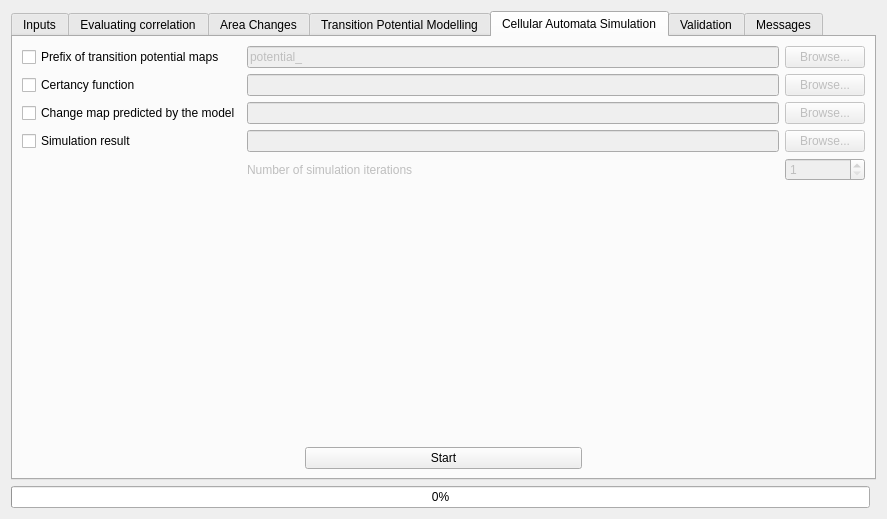
Before: the Qt Designer form ui/moluscedialogbase.ui in nextgis/qgis_molusce, drawn with Qt 5.
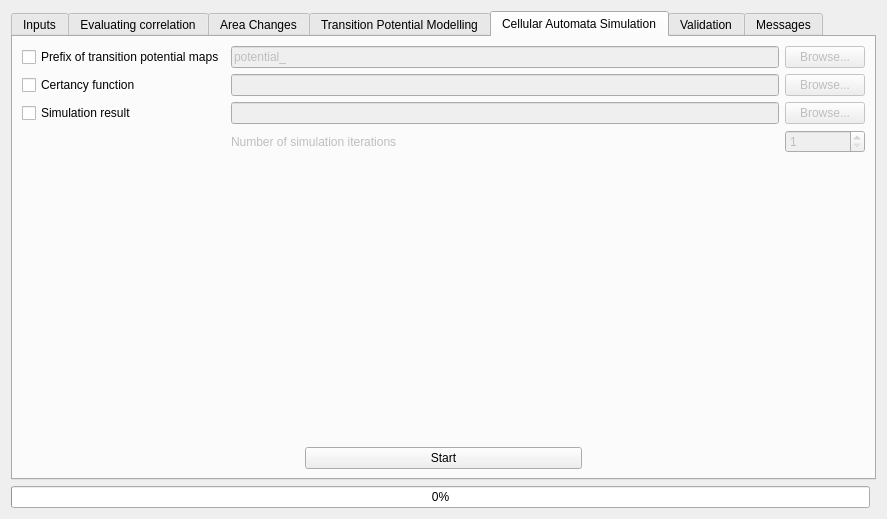
After: the same form once the commit is applied. The open tabs and pages were chosen to show the change. Custom widgets are drawn as their Qt base class.

Commit message: Remove "Change map predicted from the model" option from the "Cellular Automata Simulation" tab; Fix typos

```diff
--- a/ui/moluscedialogbase.ui
+++ b/ui/moluscedialogbase.ui
@@ -406,7 +406,7 @@
            </property>
           </widget>
          </item>
-         <item row="3" column="0">
+         <item row="2" column="0">
           <widget class="QCheckBox" name="chkMonteCarlo">
            <property name="text">
             <string>Simulation result</string>
@@ -416,14 +416,14 @@
            </property>
           </widget>
          </item>
-         <item row="3" column="1">
+         <item row="2" column="1">
           <widget class="QLineEdit" name="leMonteCarloPath">
            <property name="enabled">
             <bool>false</bool>
            </property>
           </widget>
          </item>
-         <item row="3" column="2">
+         <item row="2" column="2">
           <widget class="QPushButton" name="btnSelectMonteCarlo">
            <property name="enabled">
             <bool>false</bool>
@@ -433,7 +433,7 @@
            </property>
           </widget>
          </item>
-         <item row="4" column="1">
+         <item row="3" column="1">
           <widget class="QLabel" name="lblIterations">
            <property name="enabled">
             <bool>false</bool>
@@ -443,7 +443,7 @@
            </property>
           </widget>
          </item>
-         <item row="4" column="2">
+         <item row="3" column="2">
           <widget class="QSpinBox" name="spnIterations">
            <property name="enabled">
             <bool>false</bool>
@@ -495,30 +495,6 @@
            </property>
           </widget>
          </item>
-         <item row="2" column="0">
-          <widget class="QCheckBox" name="chkModelPrediction">
-           <property name="text">
-            <string>Change map predicted by the model</string>
-           </property>
-          </widget>
-         </item>
-         <item row="2" column="1">
-          <widget class="QLineEdit" name="leModelPredictionPath">
-           <property name="enabled">
-            <bool>false</bool>
-           </property>
-          </widget>
-         </item>
-         <item row="2" column="2">
-          <widget class="QPushButton" name="btnSelectModelPrediction">
-           <property name="enabled">
-            <bool>false</bool>
-           </property>
-           <property name="text">
-            <string>Browse...</string>
-           </property>
-          </widget>
-         </item>
         </layout>
        </item>
        <item row="1" column="0">
```
Left out of the diff: 2 changed lines with no effect on the pictures. The commit also changes 19 other files.
